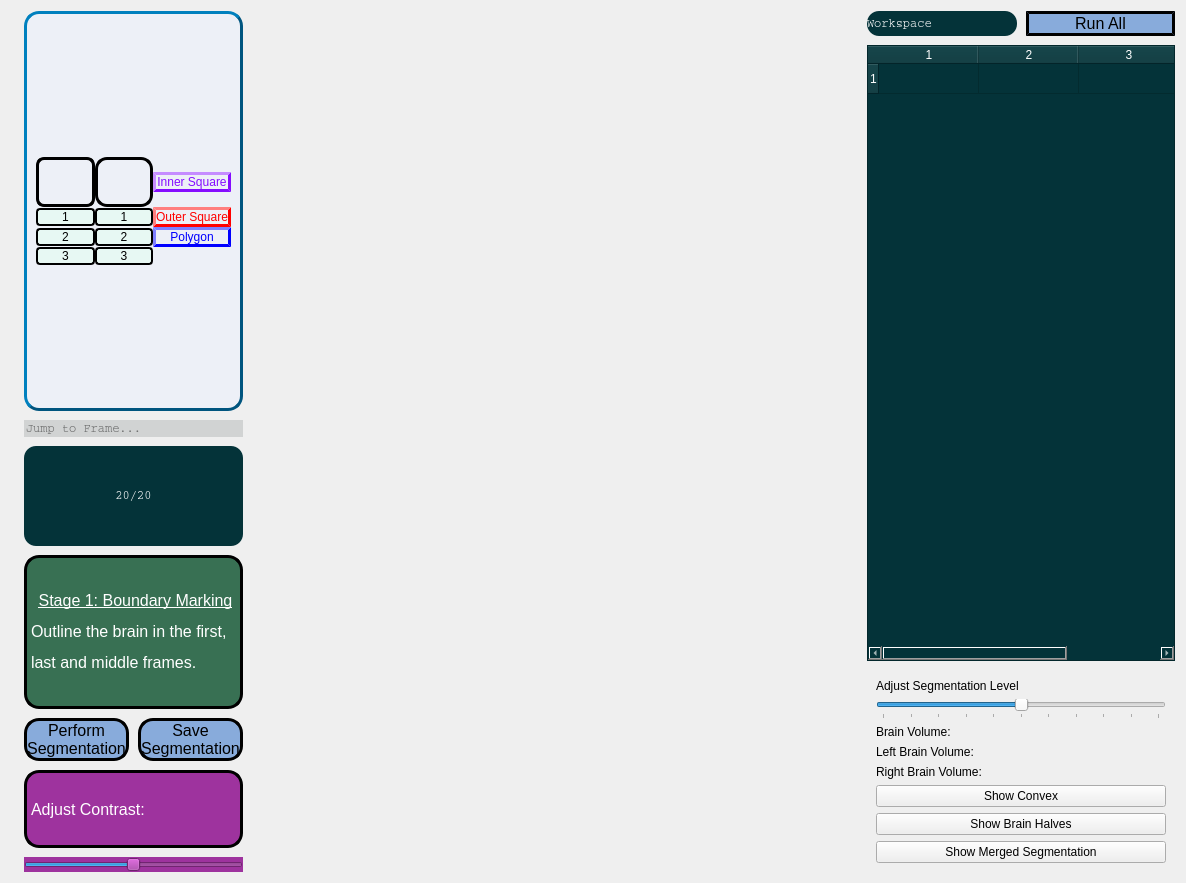
EldanChodorov/Automated_FetalMRI, file FetalMRI_Workspace.ui: the form before one commit.
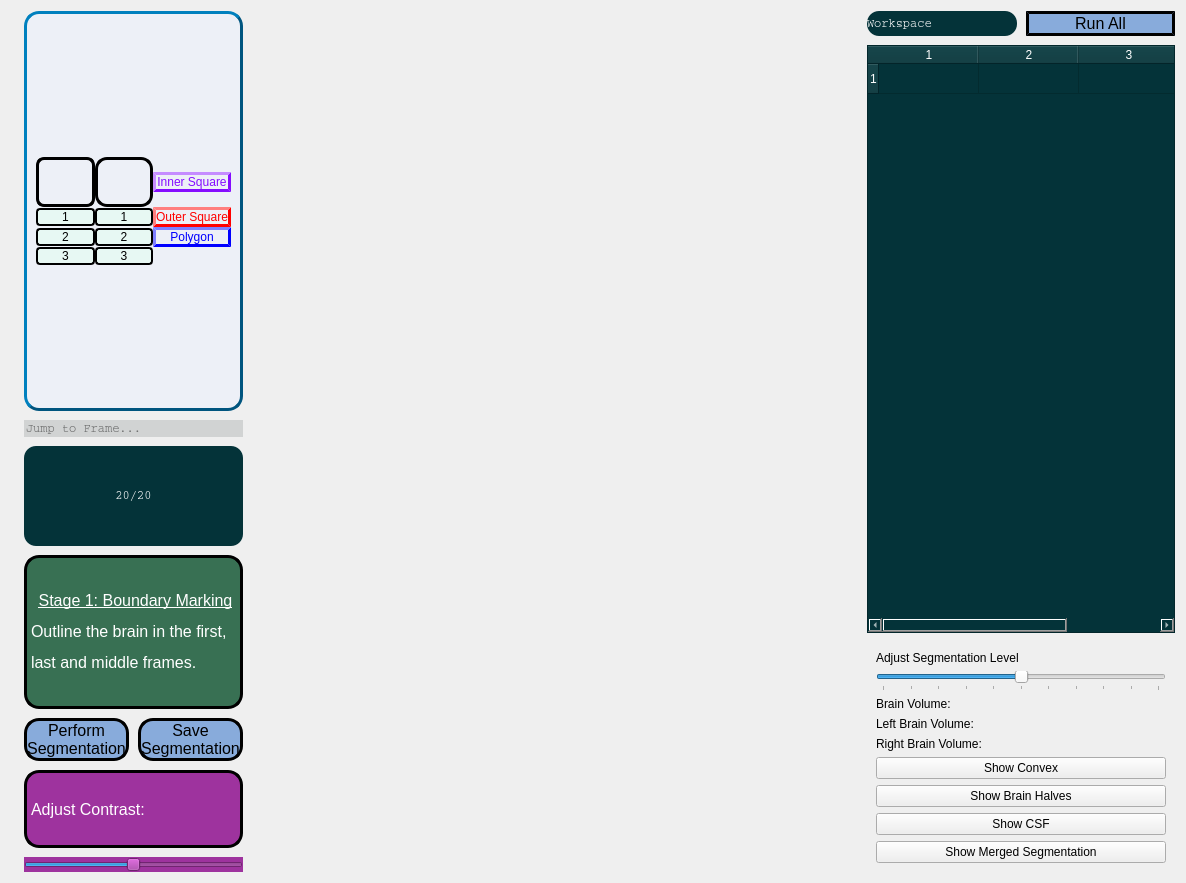
The form after the commit. Icons and pictures are not drawn.

Commit message: added show csf working

What changed in the file:
```diff
--- a/FetalMRI_Workspace.ui
+++ b/FetalMRI_Workspace.ui
@@ -610,6 +610,13 @@
               </property>
              </widget>
             </item>
+            <item>
+             <widget class="QPushButton" name="show_csf_btn">
+              <property name="text">
+               <string>Show CSF</string>
+              </property>
+             </widget>
+            </item>
             <item>
              <widget class="QPushButton" name="show_full_seg_btn">
               <property name="text">
```
The commit also changes 5 other files.
